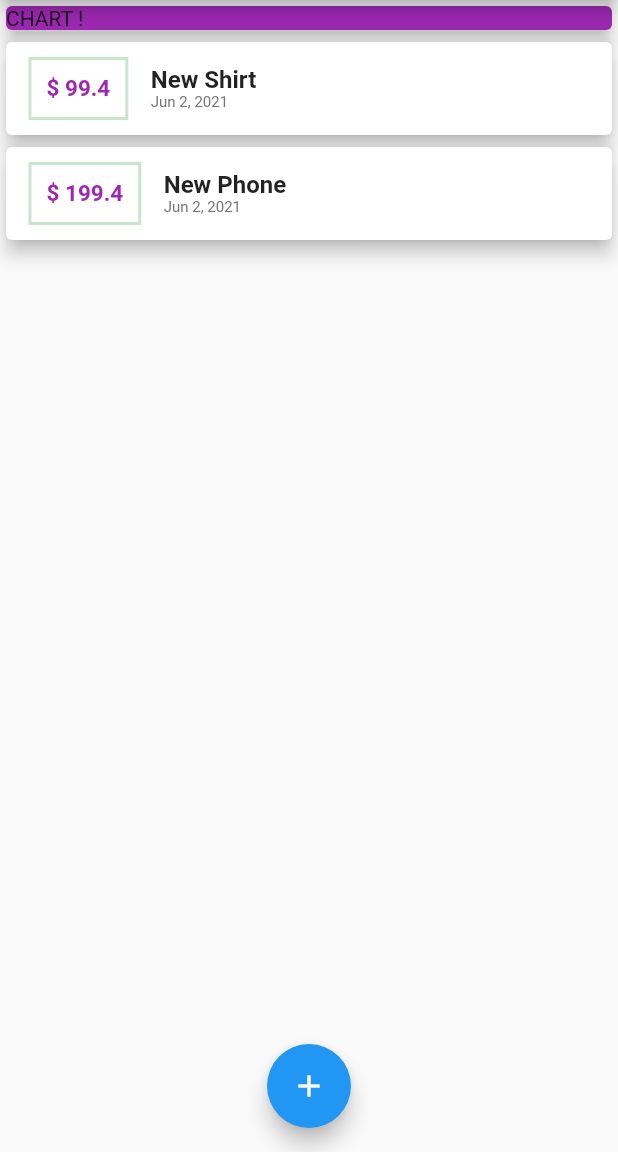
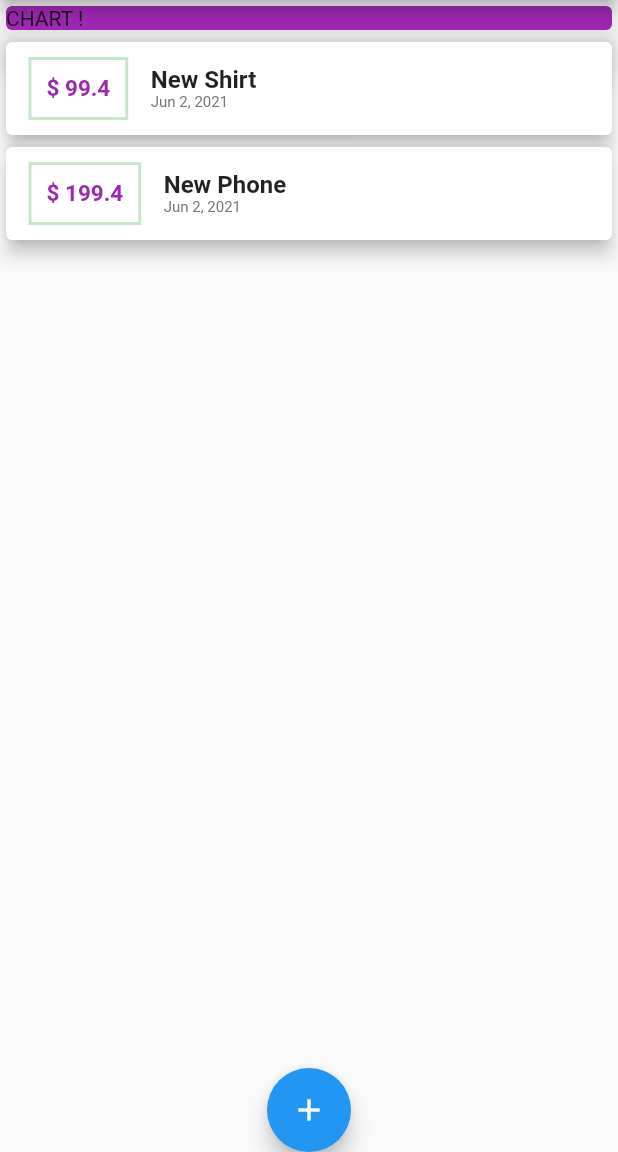
Before and after one commit to mahirAbdAlazimMokhtar/personal_expense, a Flutter app: the screen it shows after launch, on a phone screen of 412 x 824 dp, the part 84-1236 px from its top. Run offline on Flutter 3.47's test engine with Material 2 defaults, Android fonts, the phone set to English and light mode, and no system bars.

```diff
--- a/lib/main.dart
+++ b/lib/main.dart
@@ -14,6 +14,8 @@ class MyApp extends StatefulWidget {
 }
 
 class _MyAppState extends State<MyApp> {
+
+  MediaQueryData media;
   final List<Transaction> _userTransactions = [
     Transaction(
         id: 't1', title: 'New Shirt', date: DateTime.now(), amount: 99.4),
@@ -38,14 +40,24 @@ class _MyAppState extends State<MyApp> {
     showModalBottomSheet(
         context: ctx,
         builder: (_) {
-          return NewTransaction(_addNewTransaction);
+          return GestureDetector(
+            onTap: () {
+               final snackBar = SnackBar(content: Text('Tap'));
+                ScaffoldMessenger.of(context).showSnackBar(snackBar);
+            },
+            behavior: HitTestBehavior.opaque,
+            child: NewTransaction(_addNewTransaction),
+          );
         });
   }
 
   @override
   Widget build(BuildContext context) {
+
     return MaterialApp(
+
         home: Scaffold(
+
       appBar: AppBar(
         actions: [
           IconButton(
@@ -66,14 +78,14 @@ class _MyAppState extends State<MyApp> {
               child: Card(
                 color: Colors.purple,
                 child: Text('CHART !'),
-                elevation: 5,
+                elevation: 10,
               ),
             ),
             TransactionList(_userTransactions),
           ],
         ),
       ),
-      floatingActionButtonLocation: FloatingActionButtonLocation.centerFloat,
+      floatingActionButtonLocation: FloatingActionButtonLocation.centerDocked,
       floatingActionButton: FloatingActionButton(
         child: Icon(
           Icons.add,
--- a/lib/widgets/transaction_list.dart
+++ b/lib/widgets/transaction_list.dart
@@ -10,7 +10,7 @@ class TransactionList extends StatelessWidget {
   @override
   Widget build(BuildContext context) {
     return Container(
-      height: 500,
+      height:500 ,
       child: ListView.builder(
           itemCount: transactions.length,
           itemBuilder: (
```
